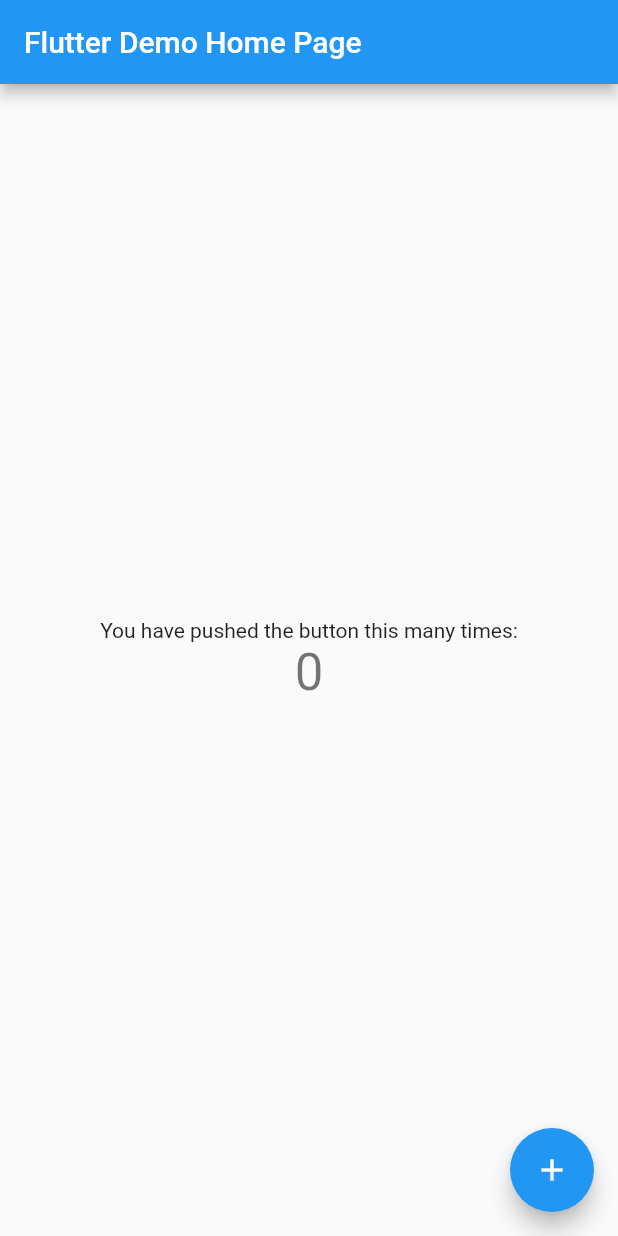
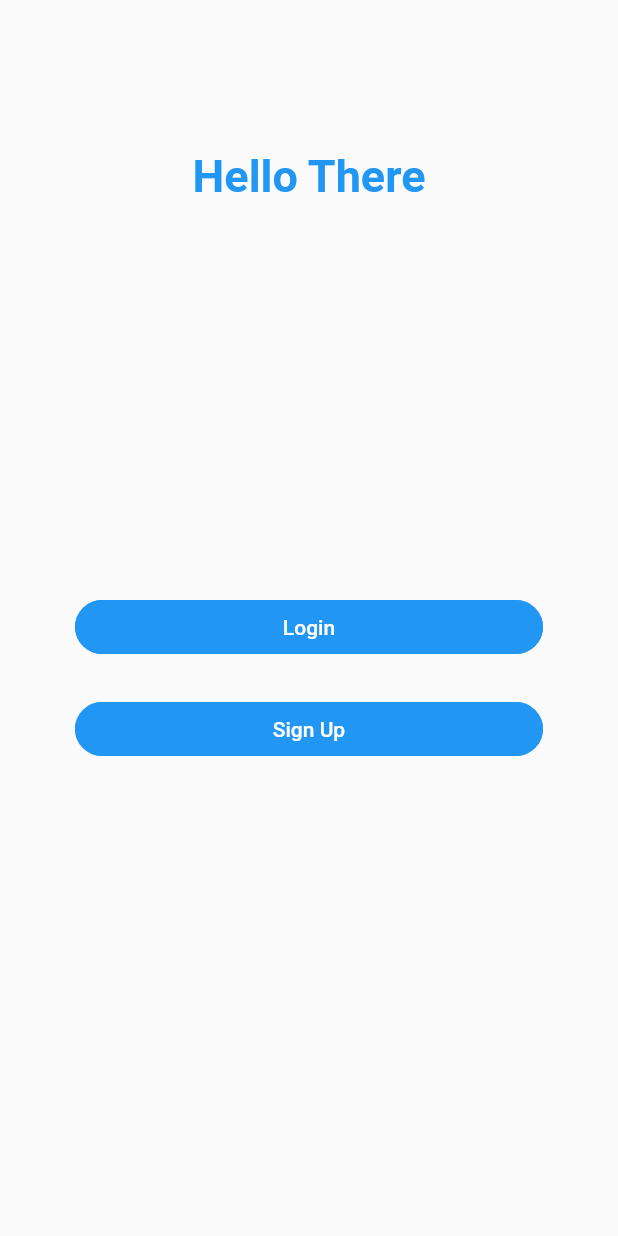
Before and after one commit to nasrinsamad19/LimitlessPark, a Flutter app: the screen it shows after launch, on a phone screen of 412 x 824 dp. Run offline on Flutter 3.47's test engine with Material 2 defaults, Android fonts, the light colour scheme and no system bars.

Commit message:
Login and 1st page ui added@

```diff
--- a/lib/main.dart
+++ b/lib/main.dart
@@ -1,4 +1,5 @@
 import 'package:flutter/material.dart';
+import 'package:limitlesspark/screens/login/view/intro_ui.dart';
 
 void main() {
   runApp(const MyApp());
@@ -13,103 +14,9 @@
     return MaterialApp(
       title: 'Flutter Demo',
       theme: ThemeData(
-        // This is the theme of your application.
-        //
-        // Try running your application with "flutter run". You'll see the
-        // application has a blue toolbar. Then, without quitting the app, try
-        // changing the primarySwatch below to Colors.green and then invoke
-        // "hot reload" (press "r" in the console where you ran "flutter run",
-        // or simply save your changes to "hot reload" in a Flutter IDE).
-        // Notice that the counter didn't reset back to zero; the application
-        // is not restarted.
         primarySwatch: Colors.blue,
       ),
-      home: const MyHomePage(title: 'Flutter Demo Home Page'),
+      home: const intro_ui(),
     );
   }
 }
-
-class MyHomePage extends StatefulWidget {
-  const MyHomePage({Key? key, required this.title}) : super(key: key);
-
-  // This widget is the home page of your application. It is stateful, meaning
-  // that it has a State object (defined below) that contains fields that affect
-  // how it looks.
-
-  // This class is the configuration for the state. It holds the values (in this
-  // case the title) provided by the parent (in this case the App widget) and
-  // used by the build method of the State. Fields in a Widget subclass are
-  // always marked "final".
-
-  final String title;
-
-  @override
-  State<MyHomePage> createState() => _MyHomePageState();
-}
-
-class _MyHomePageState extends State<MyHomePage> {
-  int _counter = 0;
-
-  void _incrementCounter() {
-    setState(() {
-      // This call to setState tells the Flutter framework that something has
-      // changed in this State, which causes it to rerun the build method below
-      // so that the display can reflect the updated values. If we changed
-      // _counter without calling setState(), then the build method would not be
-      // called again, and so nothing would appear to happen.
-      _counter++;
-    });
-  }
-
-  @override
-  Widget build(BuildContext context) {
-    // This method is rerun every time setState is called, for instance as done
-    // by the _incrementCounter method above.
-    //
-    // The Flutter framework has been optimized to make rerunning build methods
-    // fast, so that you can just rebuild anything that needs updating rather
-    // than having to individually change instances of widgets.
-    return Scaffold(
-      appBar: AppBar(
-        // Here we take the value from the MyHomePage object that was created by
-        // the App.build method, and use it to set our appbar title.
-        title: Text(widget.title),
-      ),
-      body: Center(
-        // Center is a layout widget. It takes a single child and positions it
-        // in the middle of the parent.
-        child: Column(
-          // Column is also a layout widget. It takes a list of children and
-          // arranges them vertically. By default, it sizes itself to fit its
-          // children horizontally, and tries to be as tall as its parent.
-          //
-          // Invoke "debug painting" (press "p" in the console, choose the
-          // "Toggle Debug Paint" action from the Flutter Inspector in Android
-          // Studio, or the "Toggle Debug Paint" command in Visual Studio Code)
-          // to see the wireframe for each widget.
-          //
-          // Column has various properties to control how it sizes itself and
-          // how it positions its children. Here we use mainAxisAlignment to
-          // center the children vertically; the main axis here is the vertical
-          // axis because Columns are vertical (the cross axis would be
-          // horizontal).
-          mainAxisAlignment: MainAxisAlignment.center,
-          children: <Widget>[
-            const Text(
-              'You have pushed the button this many times:',
-            ),
-            Text(
-              '$_counter',
-              style: Theme.of(context).textTheme.headline4,
-            ),
-          ],
-        ),
-      ),
-      floatingActionButton: FloatingActionButton(
-        onPressed: _incrementCounter,
-        tooltip: 'Increment',
-        child: const Icon(Icons.add),
-      ), // This trailing comma makes auto-formatting nicer for build methods.
-    );
-  }
-}
--- /dev/null
+++ b/lib/screens/login/view/intro_ui.dart
@@ -0,0 +1,70 @@
+import 'package:flutter/material.dart';
+import 'package:limitlesspark/screens/login/view/login_ui.dart';
+
+class intro_ui extends StatefulWidget {
+  const intro_ui({Key? key}) : super(key: key);
+
+  @override
+  _intro_uiState createState() => _intro_uiState();
+}
+
+class _intro_uiState extends State<intro_ui> {
+  @override
+  Widget build(BuildContext context) {
+    return Scaffold(
+      body: SingleChildScrollView(
+        child: Column(
+          mainAxisAlignment: MainAxisAlignment.center,
+          children: [
+            SizedBox(
+              height: 100,
+            ),
+            Text('Hello There', style: TextStyle(color: Colors.blue, fontWeight: FontWeight.bold, fontSize: 30.0),),
+            Container(
+              alignment: Alignment.bottomCenter,
+              padding: EdgeInsets.fromLTRB(50, 259, 50, 20),
+              child:FlatButton(
+                minWidth: double.infinity,
+                onPressed: (){
+                  Navigator.push(
+                    context,
+                    MaterialPageRoute(builder: (context) => loginUi()),
+                  );
+                },
+                color: Colors.blue,
+                child: Text('Login', style: TextStyle(
+                    color: Colors.white
+                )
+                ),
+                textColor: Colors.blue,
+                shape: RoundedRectangleBorder(side: BorderSide(
+                    color: Colors.blue,
+                    width: 1,
+                    style: BorderStyle.solid
+                ), borderRadius: BorderRadius.circular(20)),
+              ),
+            ),
+            Container(
+              padding: EdgeInsets.fromLTRB(50, 0, 50, 20),
+              child:FlatButton(
+                minWidth: double.infinity,
+                onPressed: (){},
+                color: Colors.blue,
+                child: Text('Sign Up', style: TextStyle(
+                    color: Colors.white
+                )
+                ),
+                textColor: Colors.blue,
+                shape: RoundedRectangleBorder(side: BorderSide(
+                    color: Colors.blue,
+                    width: 1,
+                    style: BorderStyle.solid
+                ), borderRadius: BorderRadius.circular(20)),
+              ),
+            )
+          ],
+        ),
+      ),
+    );
+  }
+}
```
Also changed, not shown: lib/screens/login/view/login_ui.dart (added, +143 -0 lines).
